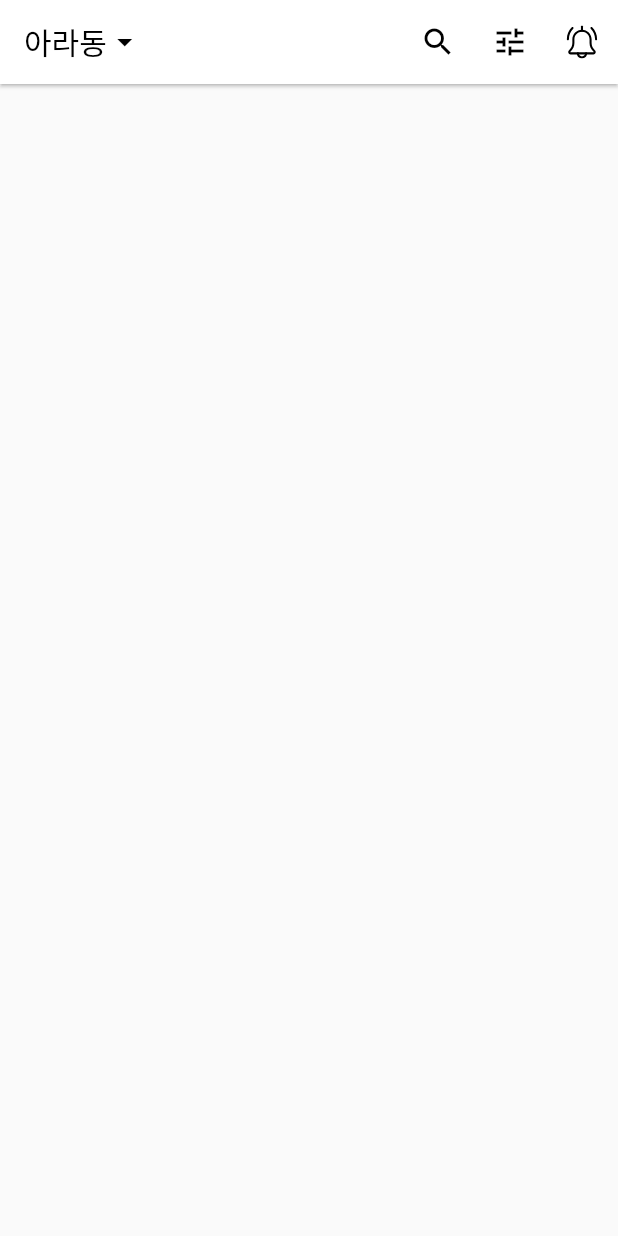
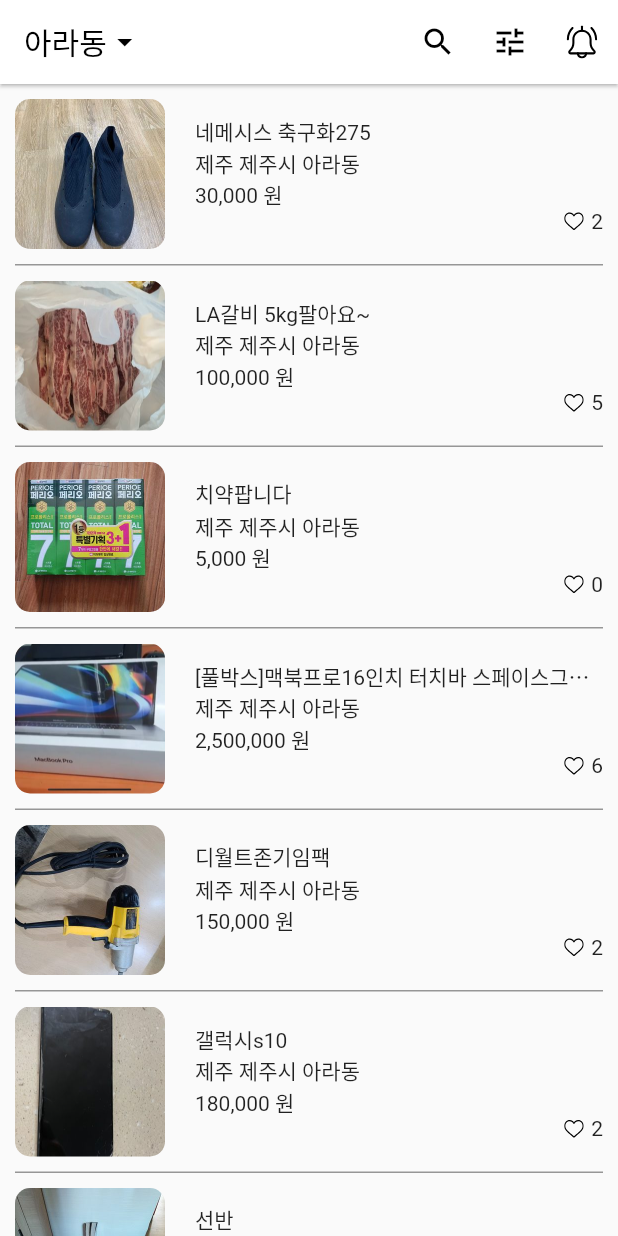
Before and after one commit to yhan0704/carrot_market_sample, a Flutter app: the screen it shows after launch, on a phone screen of 412 x 824 dp. Run offline on Flutter 3.47's test engine with Material 2 defaults, Android fonts, the light colour scheme and no system bars; our stand-ins replace flutter_svg.

Commit message:
body app

```diff
--- a/lib/page/home.dart
+++ b/lib/page/home.dart
@@ -1,5 +1,6 @@
 import 'package:flutter/material.dart';
 import 'package:flutter_svg/flutter_svg.dart';
+import 'package:intl/intl.dart';
 
 class Home extends StatefulWidget {
   const Home({super.key});
@@ -9,6 +10,85 @@
 }
 
 class _HomeState extends State<Home> {
+  List<Map<String, String>> datas = [];
+
+  @override
+  void initState() {
+    super.initState();
+    datas = [
+      {
+        "image": "assets/images/1.jpg",
+        "title": "네메시스 축구화275",
+        "location": "제주 제주시 아라동",
+        "price": "30000",
+        "likes": "2"
+      },
+      {
+        "image": "assets/images/2.jpg",
+        "title": "LA갈비 5kg팔아요~",
+        "location": "제주 제주시 아라동",
+        "price": "100000",
+        "likes": "5"
+      },
+      {
+        "image": "assets/images/3.jpg",
+        "title": "치약팝니다",
+        "location": "제주 제주시 아라동",
+        "price": "5000",
+        "likes": "0"
+      },
+      {
+        "image": "assets/images/4.jpg",
+        "title": "[풀박스]맥북프로16인치 터치바 스페이스그레이",
+        "location": "제주 제주시 아라동",
+        "price": "2500000",
+        "likes": "6"
+      },
+      {
+        "image": "assets/images/5.jpg",
+        "title": "디월트존기임팩",
+        "location": "제주 제주시 아라동",
+        "price": "150000",
+        "likes": "2"
+      },
+      {
+        "image": "assets/images/6.jpg",
+        "title": "갤럭시s10",
+        "location": "제주 제주시 아라동",
+        "price": "180000",
+        "likes": "2"
+      },
+      {
+        "image": "assets/images/7.jpg",
+        "title": "선반",
+        "location": "제주 제주시 아라동",
+        "price": "15000",
+        "likes": "2"
+      },
+      {
+        "image": "assets/images/8.jpg",
+        "title": "냉장 쇼케이스",
+        "location": "제주 제주시 아라동",
+        "price": "80000",
+        "likes": "3"
+      },
+      {
+        "image": "assets/images/9.jpg",
+        "title": "대우 미니냉장고",
+        "location": "제주 제주시 아라동",
+        "price": "30000",
+        "likes": "3"
+      },
+      {
+        "image": "assets/images/10.jpg",
+        "title": "멜킨스 풀업 턱걸이 판매합니다.",
+        "location": "제주 제주시 아라동",
+        "price": "50000",
+        "likes": "7"
+      },
+    ];
+  }
+
   PreferredSizeWidget _appbarWidget() {
     return AppBar(
       backgroundColor: Colors.white,
@@ -52,12 +132,81 @@
     );
   }
 
+  final oCcy = new NumberFormat("#,###", "ko_KR");
+  String calcStringToWon(String priceString) {
+    return "${oCcy.format(int.parse(priceString))} 원";
+  }
+
+  Widget _bodyWidget() {
+    return ListView.separated(
+      padding: EdgeInsets.symmetric(horizontal: 10),
+      itemBuilder: (BuildContext _context, int index) {
+        return Container(
+          padding: EdgeInsets.symmetric(vertical: 10),
+          child: Row(
+            children: [
+              ClipRRect(
+                child: Image.asset(
+                  datas[index]["image"]!,
+                  width: 100,
+                  height: 100,
+                ),
+                borderRadius: BorderRadius.all(Radius.circular(10)),
+              ),
+              SizedBox(width: 20),
+              Container(
+                child: Expanded(
+                  child: Column(
+                      crossAxisAlignment: CrossAxisAlignment.start,
+                      children: [
+                        Text(
+                          datas[index]["title"]!,
+                          style: TextStyle(height: 1.5),
+                          overflow: TextOverflow.ellipsis,
+                        ),
+                        Text(
+                          datas[index]["location"]!,
+                          style: TextStyle(height: 1.5),
+                        ),
+                        Text(
+                          calcStringToWon(datas[index]["price"]!),
+                          style: TextStyle(height: 1.5),
+                        ),
+                        Row(
+                          mainAxisAlignment: MainAxisAlignment.end,
+                          children: [
+                            SvgPicture.asset(
+                              "assets/svg/heart_off.svg",
+                              width: 13,
+                              height: 13,
+                            ),
+                            SizedBox(width: 5),
+                            Text(datas[index]["likes"]!),
+                          ],
+                        ),
+                      ]),
+                ),
+              )
+            ],
+          ),
+        );
+      },
+      separatorBuilder: (BuildContext _context, int index) {
+        return Container(
+          height: 1,
+          color: Colors.black.withOpacity(0.4),
+        );
+      },
+      itemCount: 10,
+    );
+  }
+
   @override
   Widget build(BuildContext context) {
     return Scaffold(
       appBar: _appbarWidget(),
-      body: Container(),
-      bottomNavigationBar: Container(),
+      body: _bodyWidget(),
+      // bottomNavigationBar: Container(),
     );
   }
 }
--- a/pubspec.yaml
+++ b/pubspec.yaml
@@ -36,6 +36,7 @@
   # Use with the CupertinoIcons class for iOS style icons.
   cupertino_icons: ^1.0.2
   flutter_svg: ^1.1.6
+  intl: ^0.18.0
 
 dev_dependencies:
   flutter_test:
```
Also changed, not shown: assets/images/1.jpg (renamed from assets/images/ara-1.jpg), assets/images/10.jpg (renamed from assets/images/ara-10.jpg), assets/images/2.jpg (renamed from assets/images/ara-2.jpg), assets/images/3.jpg (renamed from assets/images/ara-3.jpg), assets/images/4.jpg (renamed from assets/images/ara-4.jpg), assets/images/5.jpg (renamed from assets/images/ara-5.jpg), assets/images/6.jpg (renamed from assets/images/ara-6.jpg), assets/images/7.jpg (renamed from assets/images/ara-7.jpg), assets/images/8.jpg (renamed from assets/images/ara-8.jpg), assets/images/9.jpg (renamed from assets/images/ara-9.jpg), pubspec.lock, 1 other file.
